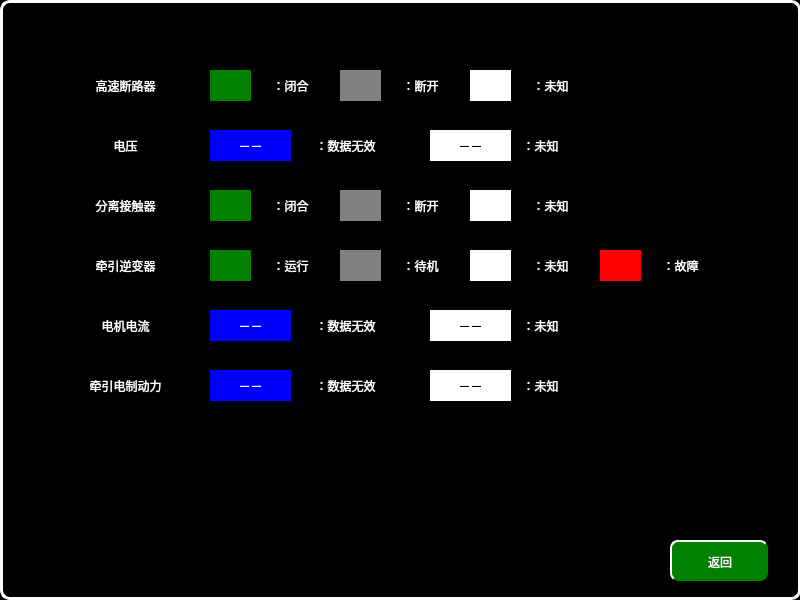
First picture: the form in vehicledcuhelppage.ui, repository mayue-crrc/ShenyangMetro9DB, before the edit.
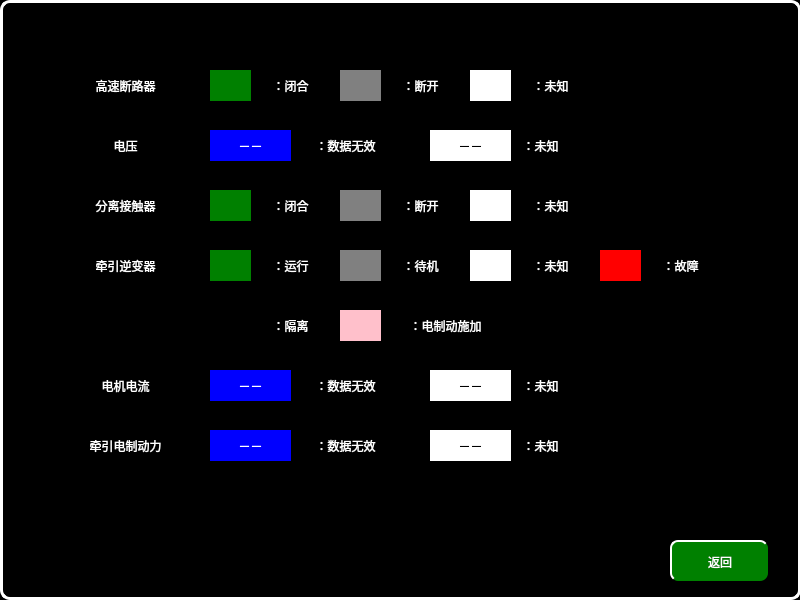
Second picture: the form after the edit. Icons and pictures are not drawn.

```diff
--- a/vehicledcuhelppage.ui
+++ b/vehicledcuhelppage.ui
@@ -177,7 +177,7 @@
    <property name="geometry">
     <rect>
      <x>60</x>
-     <y>310</y>
+     <y>370</y>
      <width>131</width>
      <height>31</height>
     </rect>
@@ -390,7 +390,7 @@
    <property name="geometry">
     <rect>
      <x>60</x>
-     <y>370</y>
+     <y>430</y>
      <width>131</width>
      <height>31</height>
     </rect>
@@ -406,7 +406,7 @@
    <property name="geometry">
     <rect>
      <x>510</x>
-     <y>370</y>
+     <y>430</y>
      <width>61</width>
      <height>31</height>
     </rect>
@@ -426,7 +426,7 @@
    <property name="geometry">
     <rect>
      <x>430</x>
-     <y>370</y>
+     <y>430</y>
      <width>81</width>
      <height>31</height>
     </rect>
@@ -445,7 +445,7 @@
    <property name="geometry">
     <rect>
      <x>300</x>
-     <y>370</y>
+     <y>430</y>
      <width>91</width>
      <height>31</height>
     </rect>
@@ -465,7 +465,7 @@
    <property name="geometry">
     <rect>
      <x>210</x>
-     <y>370</y>
+     <y>430</y>
      <width>81</width>
      <height>31</height>
     </rect>
@@ -484,7 +484,7 @@
    <property name="geometry">
     <rect>
      <x>510</x>
-     <y>310</y>
+     <y>370</y>
      <width>61</width>
      <height>31</height>
     </rect>
@@ -504,7 +504,7 @@
    <property name="geometry">
     <rect>
      <x>430</x>
-     <y>310</y>
+     <y>370</y>
      <width>81</width>
      <height>31</height>
     </rect>
@@ -523,7 +523,7 @@
    <property name="geometry">
     <rect>
      <x>300</x>
-     <y>310</y>
+     <y>370</y>
      <width>91</width>
      <height>31</height>
     </rect>
@@ -543,7 +543,7 @@
    <property name="geometry">
     <rect>
      <x>210</x>
-     <y>310</y>
+     <y>370</y>
      <width>81</width>
      <height>31</height>
     </rect>
@@ -792,6 +792,84 @@
     <set>Qt::AlignCenter</set>
    </property>
   </widget>
+  <widget class="QLabel" name="label_54">
+   <property name="geometry">
+    <rect>
+     <x>260</x>
+     <y>310</y>
+     <width>61</width>
+     <height>31</height>
+    </rect>
+   </property>
+   <property name="styleSheet">
+    <string notr="true">	font: 16px, &quot;微软雅黑&quot;;
+</string>
+   </property>
+   <property name="text">
+    <string>：隔离</string>
+   </property>
+   <property name="alignment">
+    <set>Qt::AlignCenter</set>
+   </property>
+  </widget>
+  <widget class="QLabel" name="label_18">
+   <property name="geometry">
+    <rect>
+     <x>210</x>
+     <y>310</y>
+     <width>41</width>
+     <height>31</height>
+    </rect>
+   </property>
+   <property name="styleSheet">
+    <string notr="true">border-image: url(:/images/images/TCUcutout.png);</string>
+   </property>
+   <property name="text">
+    <string/>
+   </property>
+   <property name="alignment">
+    <set>Qt::AlignCenter</set>
+   </property>
+  </widget>
+  <widget class="QLabel" name="label_25">
+   <property name="geometry">
+    <rect>
+     <x>340</x>
+     <y>310</y>
+     <width>41</width>
+     <height>31</height>
+    </rect>
+   </property>
+   <property name="styleSheet">
+    <string notr="true">font: 16px, &quot;微软雅黑&quot;;color:white;background-color:pink</string>
+   </property>
+   <property name="text">
+    <string/>
+   </property>
+   <property name="alignment">
+    <set>Qt::AlignCenter</set>
+   </property>
+  </widget>
+  <widget class="QLabel" name="label_55">
+   <property name="geometry">
+    <rect>
+     <x>390</x>
+     <y>310</y>
+     <width>111</width>
+     <height>31</height>
+    </rect>
+   </property>
+   <property name="styleSheet">
+    <string notr="true">	font: 16px, &quot;微软雅黑&quot;;
+</string>
+   </property>
+   <property name="text">
+    <string>：电制动施加</string>
+   </property>
+   <property name="alignment">
+    <set>Qt::AlignCenter</set>
+   </property>
+  </widget>
   <zorder>label_98</zorder>
   <zorder>label_45</zorder>
   <zorder>label_24</zorder>
@@ -832,6 +910,10 @@
   <zorder>label_23</zorder>
   <zorder>label_53</zorder>
   <zorder>label_40</zorder>
+  <zorder>label_54</zorder>
+  <zorder>label_18</zorder>
+  <zorder>label_25</zorder>
+  <zorder>label_55</zorder>
  </widget>
  <resources/>
  <connections/>
```
